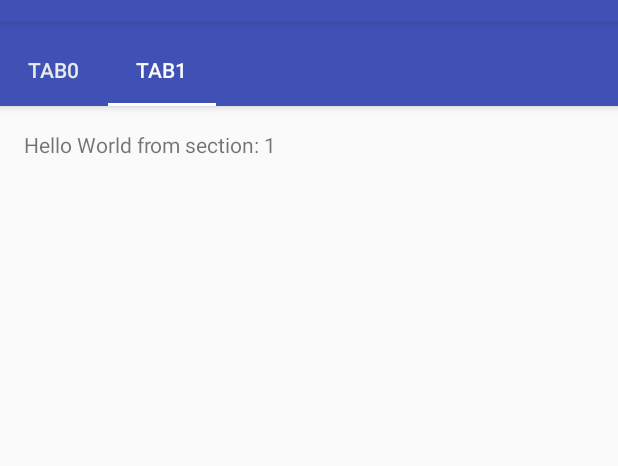
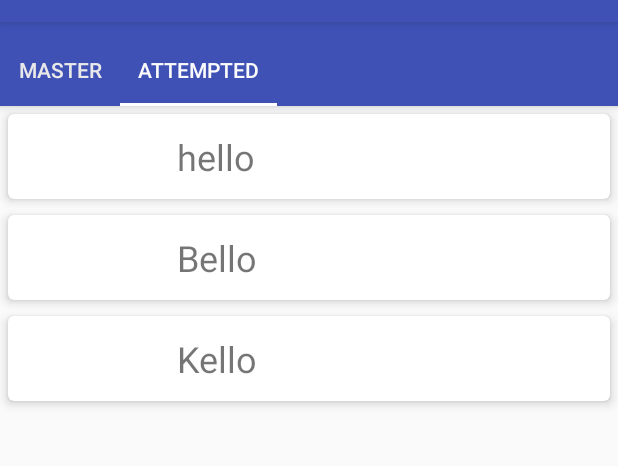
Before and after one commit to richakhanna/master_extempore, an Android app: the screen it shows after launch (MainActivity), tab 2 chosen, on a phone screen of 412 x 824 dp, the part 62-528 px from its top. Run offline under Robolectric (Android 15) with nearby library versions, the phone set to English and light mode, and no system bars; our stand-ins replace Volley.

Commit message:
Adding VideoListAdapter and Recycler view

```diff
--- /dev/null
+++ b/app/src/main/java/com/richdroid/masterextempore/model/AttemptedTopic.java
@@ -0,0 +1,17 @@
+package com.richdroid.masterextempore.model;
+
+/**
+ * Created by harshikesh.kumar on 16/04/16.
+ */
+public class AttemptedTopic {
+
+  public  AttemptedTopic(String name){
+    this.name = name;
+  }
+
+  private String name;
+
+  public String getName() {
+    return name;
+  }
+}
--- a/app/src/main/java/com/richdroid/masterextempore/ui/activity/MainActivity.java
+++ b/app/src/main/java/com/richdroid/masterextempore/ui/activity/MainActivity.java
@@ -46,10 +46,6 @@ public class MainActivity extends AppCompatActivity implements TabLayout.OnTabSe
     mViewPager.setAdapter(mSectionsPagerAdapter);
 
     mTabLayout.setOnTabSelectedListener(this);
-
-
-
-
   }
 
   @Override public void onTabSelected(TabLayout.Tab tab) {
--- /dev/null
+++ b/app/src/main/java/com/richdroid/masterextempore/ui/adapter/AttemptedListAdpater.java
@@ -0,0 +1,94 @@
+package com.richdroid.masterextempore.ui.adapter;
+
+import android.content.Context;
+import android.support.v7.widget.RecyclerView;
+import android.view.LayoutInflater;
+import android.view.View;
+import android.view.ViewGroup;
+import android.view.animation.Animation;
+import android.view.animation.AnimationUtils;
+import android.widget.LinearLayout;
+import android.widget.TextView;
+import com.richdroid.masterextempore.R;
+import com.richdroid.masterextempore.model.AttemptedTopic;
+import java.util.List;
+
+/**
+ * Created by harshikesh.kumar on 16/04/16.
+ */
+public class AttemptedListAdpater extends RecyclerView.Adapter<RecyclerView.ViewHolder> {
+
+  private final List<AttemptedTopic> mDataSetList;
+  private final Context mContext;
+  private int lastAnimatedItemPosition = -1;
+
+  public class ListViewHolder extends RecyclerView.ViewHolder
+      implements View.OnClickListener, View.OnLongClickListener {
+
+    private final TextView mTopicName;
+    private LinearLayout mContainer;
+
+    public ListViewHolder(View itemView) {
+      super(itemView);
+      this.mTopicName = (TextView) itemView.findViewById(R.id.tv_topic);
+      this.mContainer = (LinearLayout) itemView.findViewById(R.id.container);
+      itemView.setOnClickListener(this);
+    }
+
+    @Override public void onClick(View v) {
+
+    }
+
+    @Override public boolean onLongClick(View v) {
+      return false;
+    }
+  }
+
+  public AttemptedListAdpater(Context context, List<AttemptedTopic> datasetList)
+  {
+    mContext = context;
+    mDataSetList =  datasetList;
+  }
+
+
+  @Override public RecyclerView.ViewHolder onCreateViewHolder(ViewGroup parent, int viewType) {
+    View view = LayoutInflater.from(parent.getContext()).inflate(R.layout.attemted_topic_list_item, parent, false);
+
+    return new ListViewHolder(view);
+  }
+
+  @Override public void onBindViewHolder(RecyclerView.ViewHolder holder, int position) {
+    // - get element from your dataset at this position
+    // - replace the contents of the view with that element
+    ListViewHolder viewHolder = (ListViewHolder) holder;
+    viewHolder.mTopicName.setText(mDataSetList.get(position).getName());
+
+    setEnterAnimation(viewHolder.mContainer, position);
+  }
+  private void setEnterAnimation(View viewToAnimate, int position) {
+    // If the bound view wasn't previously displayed on screen, it will be animated
+    if (position > lastAnimatedItemPosition) {
+      //Animation using xml
+      Animation animation = AnimationUtils.loadAnimation(mContext, R.anim.translate_left);
+      viewToAnimate.startAnimation(animation);
+
+      //            Or Animation using ObjectAnimator
+      //            ObjectAnimator anim = ObjectAnimator.ofFloat(viewToAnimate, "translationX", 300, 0);
+      //            anim.setDuration(1500);
+      //            DecelerateInterpolator decelerateInterpolator = new DecelerateInterpolator(2);
+      //            anim.setInterpolator(decelerateInterpolator);
+      //            anim.start();
+
+      //            Or Animation using setTranslationX
+      //            viewToAnimate.setTranslationX(300);
+      //            viewToAnimate.animate().translationX(0).
+      //                    setInterpolator(new DecelerateInterpolator(2)).setDuration(1500).start();
+
+      lastAnimatedItemPosition = position;
+    }
+  }
+
+  @Override public int getItemCount() {
+    return mDataSetList.size();
+  }
+}
--- a/app/src/main/java/com/richdroid/masterextempore/ui/fragment/VideoListFragment.java
+++ b/app/src/main/java/com/richdroid/masterextempore/ui/fragment/VideoListFragment.java
@@ -2,10 +2,16 @@ package com.richdroid.masterextempore.ui.fragment;
 
 import android.os.Bundle;
 import android.support.v4.app.Fragment;
+import android.support.v7.widget.LinearLayoutManager;
+import android.support.v7.widget.RecyclerView;
 import android.view.LayoutInflater;
 import android.view.View;
 import android.view.ViewGroup;
 import com.richdroid.masterextempore.R;
+import com.richdroid.masterextempore.model.AttemptedTopic;
+import com.richdroid.masterextempore.ui.adapter.AttemptedListAdpater;
+import java.util.ArrayList;
+import java.util.List;
 
 /**
  * Created by harshikesh.kumar on 16/04/16.
@@ -16,25 +22,41 @@ public class VideoListFragment  extends Fragment {
    * fragment.
    */
   private static final String ARG_SECTION_NUMBER = "section_number";
+  private RecyclerView mRecyclerView;
+  private LinearLayoutManager mLayoutManager;
+  private AttemptedListAdpater mAdapter;
+  private  List<AttemptedTopic> mDataSetList =  null;
 
   /**
    * Returns a new instance of this fragment for the given section
    * number.
    */
-  public static PlaceholderFragment newInstance(int sectionNumber) {
-    PlaceholderFragment fragment = new PlaceholderFragment();
+  public static VideoListFragment newInstance(int sectionNumber) {
+    VideoListFragment fragment = new VideoListFragment();
     Bundle args = new Bundle();
     args.putInt(ARG_SECTION_NUMBER, sectionNumber);
     fragment.setArguments(args);
+
     return fragment;
   }
 
   public VideoListFragment() {
+    mDataSetList = new ArrayList<>();
+    mDataSetList.add(new AttemptedTopic("hello"));
+    mDataSetList.add(new AttemptedTopic("Bello"));
+    mDataSetList.add(new AttemptedTopic("Kello"));
   }
 
   @Override public View onCreateView(LayoutInflater inflater, ViewGroup container,
       Bundle savedInstanceState) {
     View rootView = inflater.inflate(R.layout.fragment_all_videos, container, false);
+    mRecyclerView = (RecyclerView) rootView.findViewById(R.id.videolistview);
+    mRecyclerView.setHasFixedSize(true);
+    mLayoutManager = new LinearLayoutManager(getActivity());
+    mRecyclerView.setLayoutManager(mLayoutManager);
+    // specify an adapter
+    mAdapter = new AttemptedListAdpater(getActivity(), mDataSetList);
+    mRecyclerView.setAdapter(mAdapter);
     return rootView;
   }
 
--- a/app/src/main/java/com/richdroid/masterextempore/utils/Utilities.java
+++ b/app/src/main/java/com/richdroid/masterextempore/utils/Utilities.java
@@ -8,17 +8,24 @@ import java.io.File;
 /**
  * Created by yehya khaled on 3/3/2015.
  */
-public class Utilities
-{
+public class Utilities {
 
-    public static String getPageTitle(Context context,int position)
-    {
-        return "TAB"+position;
+  private static String PAGE0 = "Master";
+  private static String PAGE1 = "Attempted";
+
+  public static String getPageTitle(Context context, int position) {
+    switch (position) {
+      case 0:
+        return PAGE0;
+      case 1:
+        return PAGE1;
+    }
+    return null;
   }
 
-
   public static boolean isNetworkAvailable(Context context) {
-        ConnectivityManager cm = (ConnectivityManager) context.getSystemService(Context.CONNECTIVITY_SERVICE);
+    ConnectivityManager cm =
+        (ConnectivityManager) context.getSystemService(Context.CONNECTIVITY_SERVICE);
     NetworkInfo info = cm.getActiveNetworkInfo();
     if (info == null) return false;
     NetworkInfo.State network = info.getState();
@@ -26,21 +33,23 @@ public class Utilities
   }
 
   public static String getApplicationDirectory(Context context) {
-        boolean isSdPresent = android.os.Environment.getExternalStorageState().equals(
-            android.os.Environment.MEDIA_MOUNTED);
-        if(isSdPresent) {
+    boolean isSdPresent = android.os.Environment.getExternalStorageState()
+        .equals(android.os.Environment.MEDIA_MOUNTED);
+    if (isSdPresent) {
 
       return context.getExternalFilesDir(null).toString();
     } else {
       return null;
     }
   }
+
   public static boolean isExternalStorageAvailable() {
-        return android.os.Environment.getExternalStorageState().equals(android.os.Environment.MEDIA_MOUNTED);
+    return android.os.Environment.getExternalStorageState()
+        .equals(android.os.Environment.MEDIA_MOUNTED);
   }
+
   public static boolean doesFileExist(String filePath) {
     File file = new File(filePath);
     return file.exists();
   }
-
 }
--- /dev/null
+++ b/app/src/main/res/layout/attemted_topic_list_item.xml
@@ -0,0 +1,28 @@
+<?xml version="1.0" encoding="utf-8"?>
+<android.support.v7.widget.CardView xmlns:android="http://schemas.android.com/apk/res/android"
+    xmlns:card_view="http://schemas.android.com/apk/res-auto"
+    android:id="@+id/card_view"
+    android:layout_width="match_parent"
+    android:layout_height="wrap_content"
+    android:layout_gravity="center"
+    android:layout_margin="5dp"
+    card_view:cardCornerRadius="4dp"
+    card_view:cardElevation="4dp">
+        <LinearLayout
+            android:id="@+id/container"
+            android:layout_width="match_parent"
+            android:layout_height="wrap_content"
+            android:orientation="horizontal">
+
+            <TextView
+                android:id="@+id/tv_topic"
+                android:layout_width="wrap_content"
+                android:layout_height="wrap_content"
+                android:layout_gravity="center"
+                android:padding="12dp"
+                android:textSize="24dp"
+                android:text="Type" />
+        </LinearLayout>
+
+
+</android.support.v7.widget.CardView>
--- a/app/src/main/res/layout/fragment_all_videos.xml
+++ b/app/src/main/res/layout/fragment_all_videos.xml
@@ -3,10 +3,10 @@
     android:orientation="vertical"
     android:layout_width="match_parent"
     android:layout_height="match_parent">
-    <ListView
-        android:id="@+id/videolist"
+    <android.support.v7.widget.RecyclerView
+        android:id="@+id/videolistview"
         android:layout_width="match_parent"
         android:layout_height="match_parent">
 
-    </ListView>
+    </android.support.v7.widget.RecyclerView>
 </LinearLayout>
```
Lines whose indentation alone changed are shown as unchanged.
